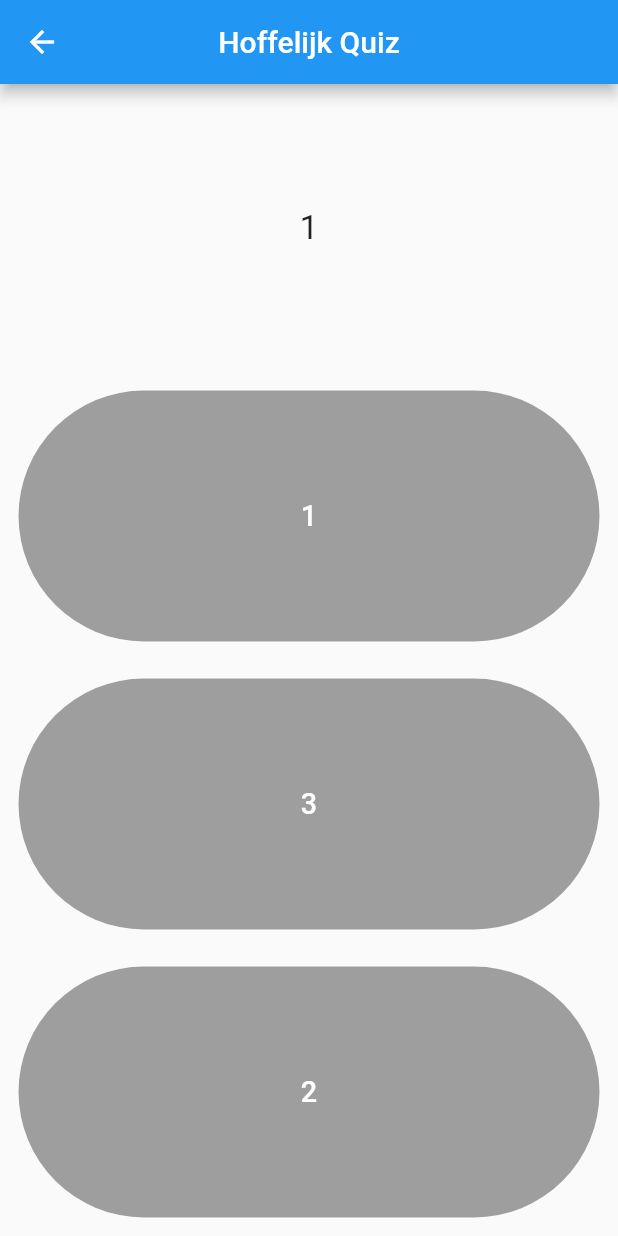
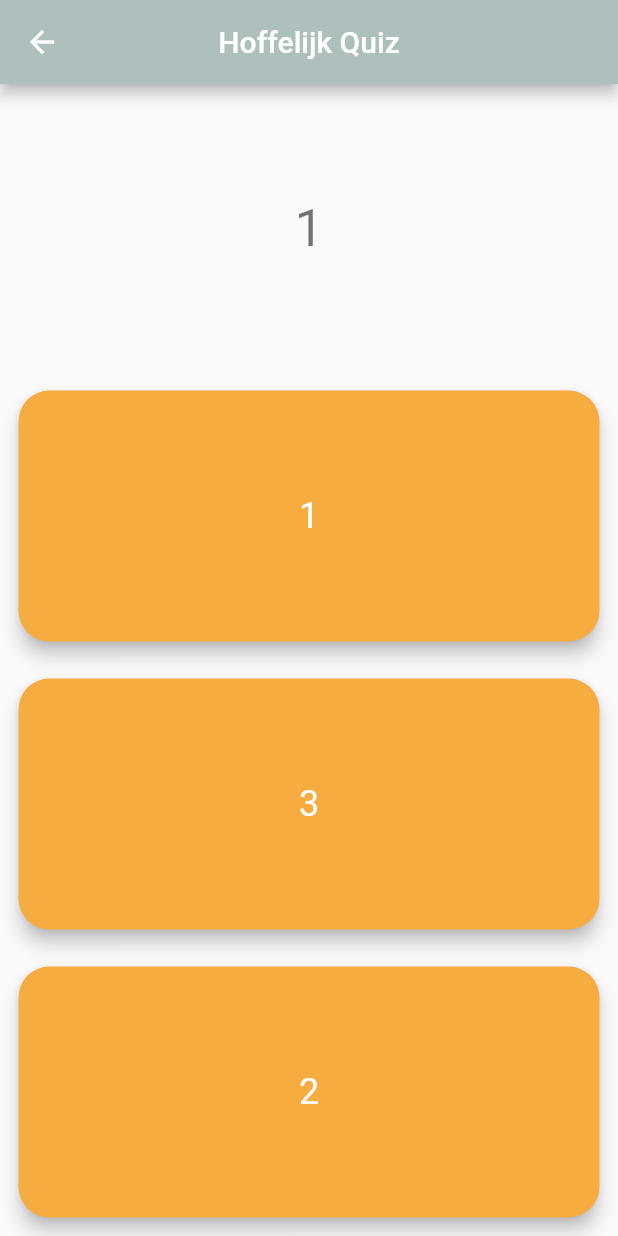
Before and after one commit to NYJvMuijlwijk/Hoffelijk_quiz_app, a Flutter app: the screen it shows after launch, after a tap on "Start Quiz", on a phone screen of 412 x 824 dp. Run offline on Flutter 3.47's test engine with Material 2 defaults, Android fonts, the phone set to English and light mode, and no system bars; our stand-ins replace bloc, equatable, flutter_bloc, sizer.

Commit message:
styling and theme data added

```diff
--- a/lib/main.dart
+++ b/lib/main.dart
@@ -16,6 +16,7 @@ class MyApp extends StatelessWidget {
 
   @override
   Widget build(BuildContext context) {
+    final theme = Theme.of(context);
     final GlobalKey<NavigatorState> _navigatorKey = GlobalKey<NavigatorState>();
 
     final NavigationCubit navigationCubit = NavigationCubit(_navigatorKey);
@@ -34,6 +35,23 @@ class MyApp extends StatelessWidget {
             title: 'Hoffelijk demo quiz app',
             navigatorKey: _navigatorKey,
             debugShowCheckedModeBanner: false,
+            theme: ThemeData(
+              colorScheme: ColorScheme.light(
+                primary: Color(0xFFAEC0BD),
+                secondary: Color(0xFFF6AC3E),
+              ),
+              textTheme: TextTheme(
+                headline2: theme.textTheme.headline2?.copyWith(
+                  color: Color(0xFF5F6A72),
+                ),
+                headline3: theme.textTheme.headline3?.copyWith(
+                  color: Color(0xFF5F6A72),
+                ),
+                headline5: theme.textTheme.headline5?.copyWith(
+                  color: Colors.white,
+                ),
+              ),
+            ),
             home: const StartPage(),
           );
         },
--- a/lib/views/question_page.dart
+++ b/lib/views/question_page.dart
@@ -12,7 +12,6 @@ class QuestionPage extends StatelessWidget {
 
   @override
   Widget build(BuildContext context) {
-
     return SafeArea(
       child: Scaffold(
         appBar: AppBar(
@@ -43,15 +42,16 @@ class _CurrentQuestion extends StatelessWidget {
   @override
   Widget build(BuildContext context) {
     final state = context.read<QuizCubit>().state;
+    final theme = Theme.of(context);
 
     return Padding(
       padding: EdgeInsets.all(3.w),
-      child: Text(
-        state.currentQuestion.question,
-        style: TextStyle(
-          fontSize: 16.sp,
+      child: SingleChildScrollView(
+        child: Text(
+          state.currentQuestion.question,
+          style: theme.textTheme.headline4,
+          textAlign: TextAlign.center,
         ),
-        textAlign: TextAlign.center,
       ),
     );
   }
@@ -89,7 +89,8 @@ class _QuizAnswer extends StatelessWidget {
 
   @override
   Widget build(BuildContext context) {
-    QuizCubit quizCubit = context.read<QuizCubit>();
+    final quizCubit = context.read<QuizCubit>();
+    final theme = Theme.of(context);
 
     return Padding(
       padding: EdgeInsets.all(3.w),
@@ -105,7 +106,7 @@ class _QuizAnswer extends StatelessWidget {
             );
           else if (state.selectedAnswer.isNotEmpty && state.currentQuestion.answer == answer)
             border = BorderSide(
-              color: Colors.green.withOpacity(0.5),
+              color: Colors.green,
               width: 1.w,
             );
           else
@@ -114,12 +115,13 @@ class _QuizAnswer extends StatelessWidget {
           return TextButton(
             style: TextButton.styleFrom(
               enableFeedback: state.selectedAnswer.isEmpty,
-              backgroundColor: Colors.grey,
-              padding: EdgeInsets.all(3.w),
+              backgroundColor: theme.colorScheme.secondary,
+              padding: EdgeInsets.all(5.w),
               primary: Colors.white,
+              elevation: 5,
               onSurface: state.selectedAnswer == answer ? Colors.white : Colors.grey[800],
               shape: RoundedRectangleBorder(
-                borderRadius: BorderRadius.circular(50.w),
+                borderRadius: BorderRadius.circular(5.w),
                 side: border,
               ),
             ),
@@ -127,7 +129,8 @@ class _QuizAnswer extends StatelessWidget {
             child: Center(
               child: Text(
                 answer,
-                style: TextStyle(fontSize: 14.sp),
+                style: theme.textTheme.headline5,
+                textAlign: TextAlign.center,
               ),
             ),
           );
--- a/lib/views/score_page.dart
+++ b/lib/views/score_page.dart
@@ -14,12 +14,14 @@ class ScorePage extends StatelessWidget {
 
   @override
   Widget build(BuildContext context) {
+    final theme = Theme.of(context);
     final buttonStyle = TextButton.styleFrom(
-      backgroundColor: Colors.blue,
+      backgroundColor: theme.colorScheme.secondary,
       padding: EdgeInsets.all(10.w),
       primary: Colors.white,
+      elevation: 5,
       onSurface: Colors.grey[800],
-      shape: RoundedRectangleBorder(borderRadius: BorderRadius.circular(50.w)),
+      shape: RoundedRectangleBorder(borderRadius: BorderRadius.circular(5.w)),
     );
 
     return SafeArea(
--- a/lib/views/start_page.dart
+++ b/lib/views/start_page.dart
@@ -58,17 +58,22 @@ class _StartQuizButton extends StatelessWidget {
   @override
   Widget build(BuildContext context) {
     final quizCubit = context.read<QuizCubit>();
+    final theme = Theme.of(context);
 
     return TextButton(
       style: TextButton.styleFrom(
-          backgroundColor: Colors.blue,
-          padding: EdgeInsets.all(10.w),
-          primary: Colors.white,
-          onSurface: Colors.grey[800],
-          shape: RoundedRectangleBorder(borderRadius: BorderRadius.circular(50.w))),
+        backgroundColor: theme.colorScheme.secondary,
+        padding: EdgeInsets.all(10.w),
+        primary: Colors.white,
+        onSurface: Colors.grey[800],
+        elevation: 5,
+        shape: RoundedRectangleBorder(
+          borderRadius: BorderRadius.circular(5.w),
+        ),
+      ),
       child: Text(
         "Start Quiz",
-        style: TextStyle(fontSize: 16.sp),
+        style: theme.textTheme.headline5,
       ),
       onPressed: () => quizCubit.StartQuiz(),
     );
```
